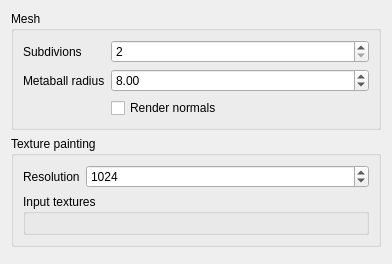
This is editor/dlg_meshgen.ui in Easimer/trigen as Qt 5 draws it before an edit. The edited form follows.
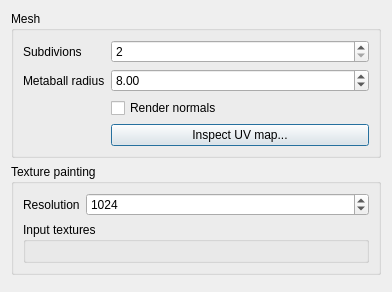
This is the edited form.

```diff
--- a/editor/dlg_meshgen.ui
+++ b/editor/dlg_meshgen.ui
@@ -58,6 +58,13 @@
         </property>
        </widget>
       </item>
+      <item row="3" column="1">
+       <widget class="QPushButton" name="btnInspectUV">
+        <property name="text">
+         <string>Inspect UV map...</string>
+        </property>
+       </widget>
+      </item>
      </layout>
     </widget>
    </item>
```
Left out of the diff: 24 changed lines with no effect on the pictures.
